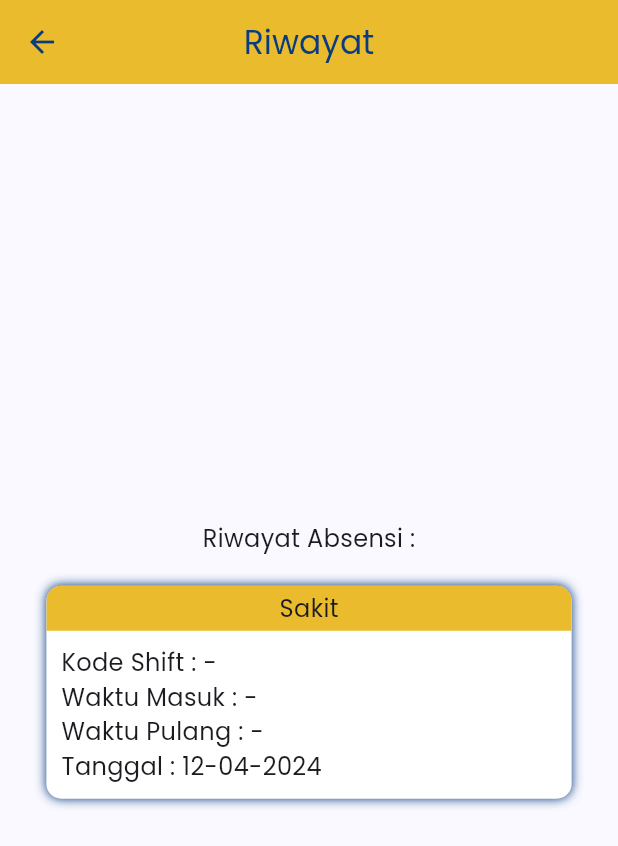
After one commit to TomiSaputraa/FrontendAbsensiRSUD, a Flutter app: the screen it shows after launch, item 2 of the bottom bar chosen, after a tap on "Riwayat absensi", on a phone screen of 412 x 824 dp. The commit adds this screen. Shown: the top 846 px of the screen. Run offline on Flutter 3.47's test engine with Material 3 defaults, Android fonts, the phone set to English and light mode, and no system bars; our stand-ins replace dio, flutter_bloc, flutter_secure_storage, flutter_svg, geolocator, google_fonts and 2 more; project files that could hold a hidden picture were left out.

Commit message:
Add update & history profile screens

```diff
--- /dev/null
+++ b/lib/ui/screens/user/profile/history_absensi_screen.dart
@@ -0,0 +1,81 @@
+import 'package:absensi_mattaher/ui/styles/colors.dart';
+import 'package:absensi_mattaher/ui/widgets/appbar.dart';
+import 'package:flutter/material.dart';
+
+import '../../../../utils/constants/constants.dart';
+
+class HistoryScreen extends StatefulWidget {
+  const HistoryScreen({super.key});
+  @override
+  State<HistoryScreen> createState() => _HistoryScreenState();
+}
+
+class _HistoryScreenState extends State<HistoryScreen> {
+  @override
+  Widget build(BuildContext context) {
+    return Scaffold(
+      appBar: wAppBar(context, text: "Riwayat"),
+      body: Center(
+        child: SingleChildScrollView(
+          child: Column(
+            children: [
+              Text(
+                "Riwayat Absensi :",
+                style: kTextStyle.copyWith(fontSize: 16),
+              ),
+              const SizedBox(height: 20),
+              Container(
+                width: MediaQuery.of(context).size.width * 0.85,
+                decoration: BoxDecoration(
+                  borderRadius: BorderRadius.circular(10),
+                  color: Colors.white,
+                  boxShadow: const [
+                    BoxShadow(
+                      color: Color(0xFF083B7F),
+                      blurRadius: 5,
+                      offset: Offset(0, 0),
+                    ),
+                  ],
+                ),
+                child: ClipRRect(
+                  borderRadius: BorderRadius.circular(10),
+                  child: Column(
+                    crossAxisAlignment: CrossAxisAlignment.start,
+                    children: [
+                      Container(
+                        height: 30,
+                        width: MediaQuery.of(context).size.width,
+                        alignment: Alignment.center,
+                        decoration: const BoxDecoration(
+                          color: kSecondaryColor,
+                        ),
+                        child: Text("Sakit",
+                            style: kTextStyle.copyWith(fontSize: 16)),
+                      ),
+                      Container(
+                        padding: const EdgeInsets.all(10),
+                        child: Column(
+                          crossAxisAlignment: CrossAxisAlignment.start,
+                          children: [
+                            Text("Kode Shift : -",
+                                style: kTextStyle.copyWith(fontSize: 16)),
+                            Text("Waktu Masuk : -",
+                                style: kTextStyle.copyWith(fontSize: 16)),
+                            Text("Waktu Pulang : -",
+                                style: kTextStyle.copyWith(fontSize: 16)),
+                            Text("Tanggal : 12-04-2024",
+                                style: kTextStyle.copyWith(fontSize: 16)),
+                          ],
+                        ),
+                      ),
+                    ],
+                  ),
+                ),
+              ),
+            ],
+          ),
+        ),
+      ),
+    );
+  }
+}
--- a/lib/ui/screens/user/profile/profile_screen.dart
+++ b/lib/ui/screens/user/profile/profile_screen.dart
@@ -1,9 +1,11 @@
+import 'package:absensi_mattaher/ui/screens/user/profile/history_absensi_screen.dart';
+import 'package:absensi_mattaher/ui/screens/user/profile/update_profil_screen.dart';
 import 'package:absensi_mattaher/ui/styles/colors.dart';
-import 'package:absensi_mattaher/ui/widgets/appbar.dart';
 import 'package:absensi_mattaher/utils/constants/constants.dart';
 import 'package:absensi_mattaher/utils/ui_utils.dart';
 import 'package:flutter/material.dart';
 import 'package:flutter_svg/flutter_svg.dart';
+import 'package:nb_utils/nb_utils.dart';
 
 class ProfileScreen extends StatefulWidget {
   const ProfileScreen({super.key});
@@ -111,10 +113,15 @@ class _ProfileScreenState extends State<ProfileScreen> {
                             kPrimaryColor, BlendMode.srcIn),
                       ),
                       const SizedBox(width: 10),
-                      Text(
-                        "Update Profil",
-                        style: kTextStyle.copyWith(
-                            color: kPrimaryColor, fontSize: 15),
+                      GestureDetector(
+                        onTap: () {
+                          const UpdateProfilScreen().launch(context);
+                        },
+                        child: Text(
+                          "Update Profil",
+                          style: kTextStyle.copyWith(
+                              color: kPrimaryColor, fontSize: 15),
+                        ),
                       ),
                     ],
                   ),
@@ -131,9 +138,14 @@ class _ProfileScreenState extends State<ProfileScreen> {
                             kPrimaryColor, BlendMode.srcIn),
                       ),
                       const SizedBox(width: 10),
-                      Text("Riwayat absensi",
-                          style: kTextStyle.copyWith(
-                              color: kPrimaryColor, fontSize: 15)),
+                      GestureDetector(
+                        onTap: () {
+                          const HistoryScreen().launch(context);
+                        },
+                        child: Text("Riwayat absensi",
+                            style: kTextStyle.copyWith(
+                                color: kPrimaryColor, fontSize: 15)),
+                      ),
                     ],
                   ),
                 ),
```
Also changed, not shown: lib/ui/screens/user/profile/update_profil_screen.dart (added, +57 -0 lines), pubspec.lock.
